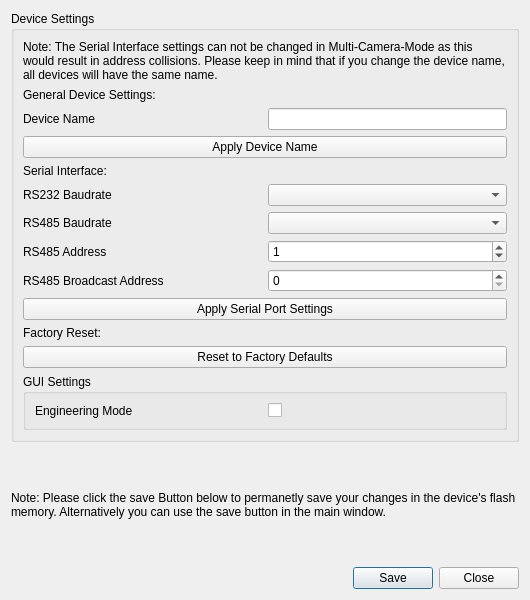
This is dct_widgets/settingsdialog/settingsdialog.ui in KAYA-Instruments/SDI-Control-Point as Qt 5 draws it before an edit. The edited form follows.
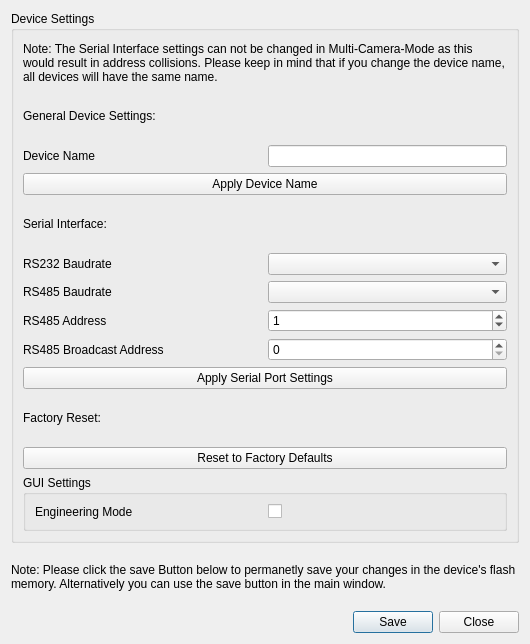
This is the edited form. Icons and pictures are not drawn.

```diff
--- a/dct_widgets/settingsdialog/settingsdialog.ui
+++ b/dct_widgets/settingsdialog/settingsdialog.ui
@@ -7,7 +7,7 @@
     <x>0</x>
     <y>0</y>
     <width>530</width>
-    <height>600</height>
+    <height>644</height>
    </rect>
   </property>
   <property name="sizePolicy">
@@ -47,6 +47,12 @@
      <layout class="QVBoxLayout" name="verticalLayout_3">
       <item>
        <widget class="QLabel" name="lblNote">
+        <property name="sizePolicy">
+         <sizepolicy hsizetype="Preferred" vsizetype="Fixed">
+          <horstretch>0</horstretch>
+          <verstretch>0</verstretch>
+         </sizepolicy>
+        </property>
         <property name="text">
          <string>Note: The Serial Interface settings can not be changed in Multi-Camera-Mode as this would result in address collisions. Please keep in mind that if you change the device name, all devices will have the same name.</string>
         </property>
@@ -158,7 +164,7 @@
            </size>
           </property>
           <property name="maximum">
-           <number>65535</number>
+           <number>99</number>
           </property>
           <property name="value">
            <number>1</number>
@@ -181,7 +187,7 @@
            </sizepolicy>
           </property>
           <property name="maximum">
-           <number>65535</number>
+           <number>99</number>
           </property>
          </widget>
         </item>
@@ -264,6 +270,12 @@
    </item>
    <item>
     <widget class="QLabel" name="label_2">
+     <property name="sizePolicy">
+      <sizepolicy hsizetype="Preferred" vsizetype="Fixed">
+       <horstretch>0</horstretch>
+       <verstretch>0</verstretch>
+      </sizepolicy>
+     </property>
      <property name="text">
       <string>Note: Please click the save Button below to permanetly save your changes in the device's flash memory. Alternatively you can use the save button in the main window.</string>
      </property>
```
